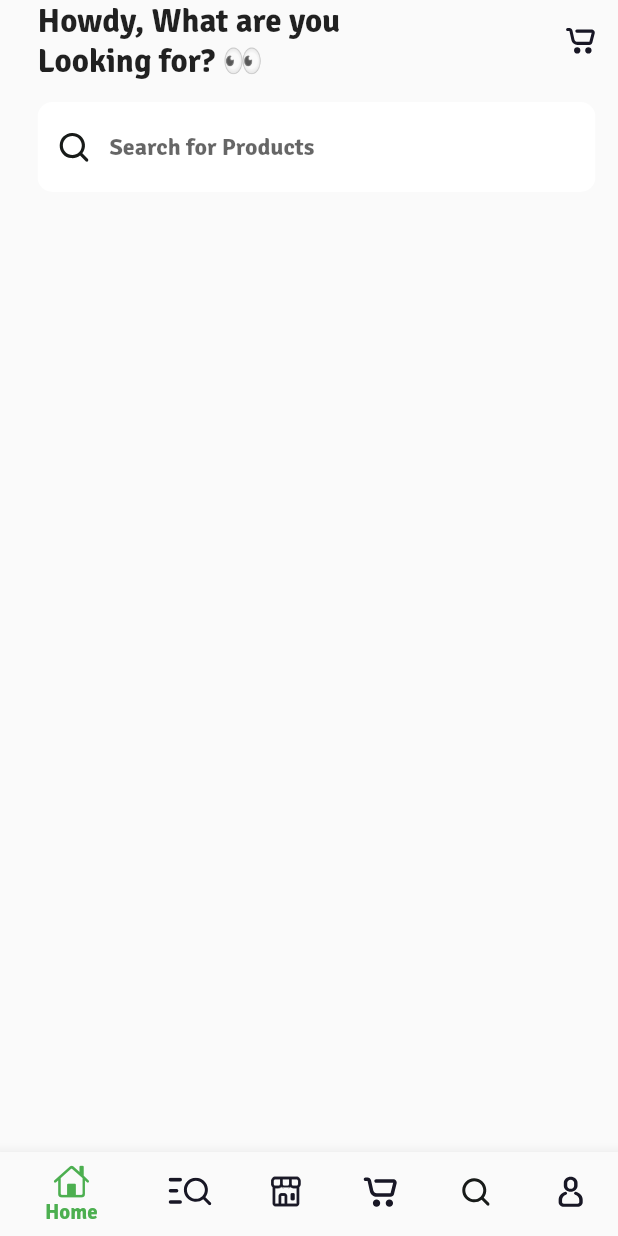
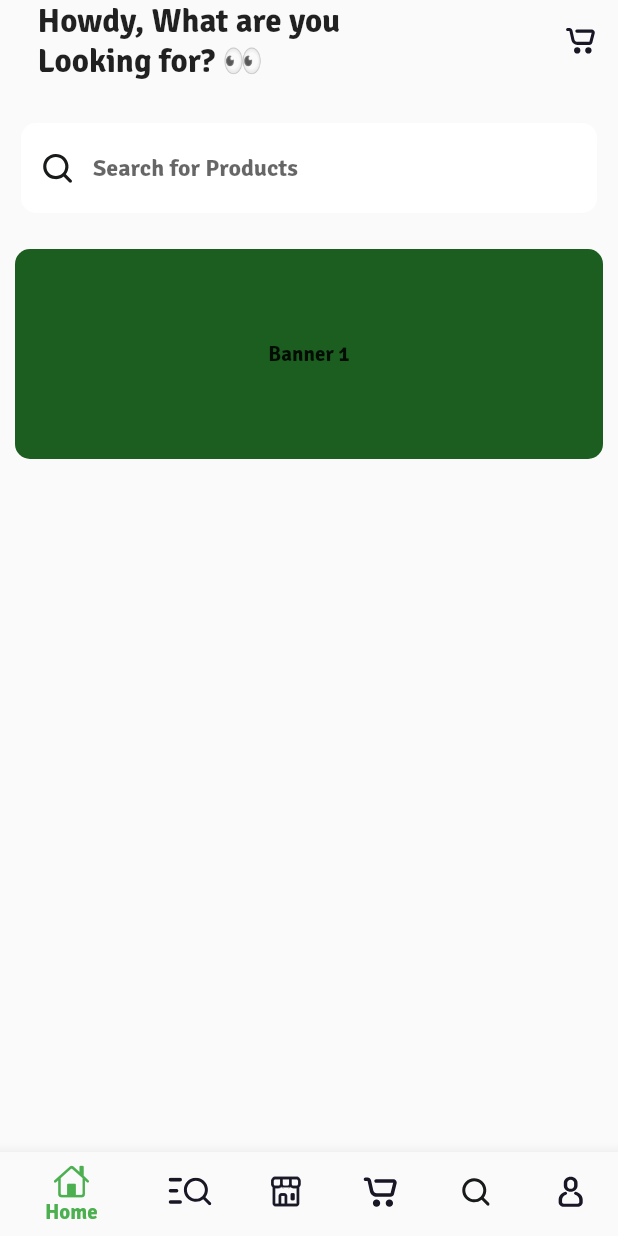
Before and after one commit to Briankurtish/MultiVendorApp, a Flutter app: the screen it shows after launch, on a phone screen of 412 x 824 dp. Run offline on Flutter 3.47's test engine with Material 2 defaults, Android fonts, the phone set to English and light mode, and no system bars; our stand-ins replace flutter_svg.

Commit message:
created a banner widget on the homescreen

```diff
--- a/multi_vendor_app/lib/views/buyers/nav_screens/home_screen.dart
+++ b/multi_vendor_app/lib/views/buyers/nav_screens/home_screen.dart
@@ -1,6 +1,7 @@
 import 'package:flutter/material.dart';
 import 'package:flutter_svg/svg.dart';
 
+import 'widgets/banner_widget.dart';
 import 'widgets/search_input_widget.dart';
 import 'widgets/welcome_text_widget.dart';
 
@@ -9,18 +10,15 @@ class HomeScreen extends StatelessWidget {
 
   @override
   Widget build(BuildContext context) {
-    return Padding(
-      padding: EdgeInsets.only(
-          top: MediaQuery.of(context).padding.top, left: 25, right: 15),
-      child: Column(
+    return Column(
       children: [
         WelcomeText(),
         SizedBox(
           height: 14,
         ),
         SearchInputWidget(),
+        BannerWidget()
       ],
-      ),
     );
   }
 }
--- /dev/null
+++ b/multi_vendor_app/lib/views/buyers/nav_screens/widgets/banner_widget.dart
@@ -0,0 +1,29 @@
+import 'package:flutter/material.dart';
+
+class BannerWidget extends StatelessWidget {
+  const BannerWidget({super.key});
+
+  @override
+  Widget build(BuildContext context) {
+    return Padding(
+      padding: const EdgeInsets.all(10.0),
+      child: Container(
+        height: 140,
+        width: MediaQuery.of(context).size.width,
+        decoration: BoxDecoration(
+          color: Colors.green.shade900,
+          borderRadius: BorderRadius.circular(10),
+        ),
+        child: PageView(
+          children: [
+            Center(child: Text("Banner 1")),
+            Center(child: Text("Banner 2")),
+            Center(child: Text("Banner 3")),
+            Text("Banner 4"),
+            Text("Banner 5"),
+          ],
+        ),
+      ),
+    );
+  }
+}
--- a/multi_vendor_app/lib/views/buyers/nav_screens/widgets/search_input_widget.dart
+++ b/multi_vendor_app/lib/views/buyers/nav_screens/widgets/search_input_widget.dart
@@ -8,7 +8,9 @@ class SearchInputWidget extends StatelessWidget {
 
   @override
   Widget build(BuildContext context) {
-    return ClipRRect(
+    return Padding(
+      padding: const EdgeInsets.all(14.0),
+      child: ClipRRect(
         borderRadius: BorderRadius.circular(10),
         child: TextField(
           decoration: InputDecoration(
@@ -27,6 +29,7 @@ class SearchInputWidget extends StatelessWidget {
             ),
           ),
         ),
+      ),
     );
   }
 }
--- a/multi_vendor_app/lib/views/buyers/nav_screens/widgets/welcome_text_widget.dart
+++ b/multi_vendor_app/lib/views/buyers/nav_screens/widgets/welcome_text_widget.dart
@@ -8,7 +8,10 @@ class WelcomeText extends StatelessWidget {
 
   @override
   Widget build(BuildContext context) {
-    return Row(
+    return Padding(
+      padding: EdgeInsets.only(
+          top: MediaQuery.of(context).padding.top, left: 25, right: 15),
+      child: Row(
         mainAxisAlignment: MainAxisAlignment.spaceBetween,
         children: [
           Text(
@@ -22,6 +25,7 @@ class WelcomeText extends StatelessWidget {
             ),
           ),
         ],
+      ),
     );
   }
 }
```
Lines whose indentation alone changed are shown as unchanged.
